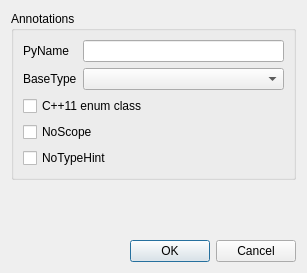
First picture: the form in metasip/api_editor/Designer/EnumPropertiesBase.ui, repository Python-SIP/metasip, before the edit.
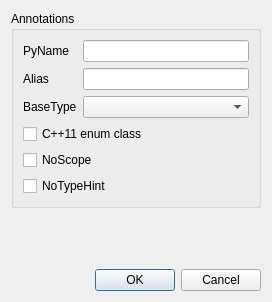
Second picture: the form after the edit.

Commit message: Added support for the /Alias/ enum annotation.

The edit to the form file:
```diff
--- a/metasip/api_editor/Designer/EnumPropertiesBase.ui
+++ b/metasip/api_editor/Designer/EnumPropertiesBase.ui
@@ -6,8 +6,8 @@
    <rect>
     <x>0</x>
     <y>0</y>
-    <width>307</width>
-    <height>273</height>
+    <width>272</width>
+    <height>302</height>
    </rect>
   </property>
   <property name="windowTitle">
@@ -33,13 +33,23 @@
          <widget class="QLineEdit" name="pyName"/>
         </item>
         <item row="1" column="0">
+         <widget class="QLabel" name="label_3">
+          <property name="text">
+           <string>Alias</string>
+          </property>
+         </widget>
+        </item>
+        <item row="1" column="1">
+         <widget class="QLineEdit" name="alias"/>
+        </item>
+        <item row="2" column="0">
          <widget class="QLabel" name="label_2">
           <property name="text">
            <string>BaseType</string>
           </property>
          </widget>
         </item>
-        <item row="1" column="1">
+        <item row="2" column="1">
          <widget class="QComboBox" name="baseTypeCb"/>
         </item>
        </layout>
```
Left out of the diff: 3 changed lines with no effect on the pictures. The commit also changes 1 other file.
